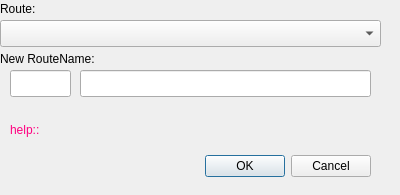
First picture: the form in mapper_app/ui/modifyroutedialog.ui, repository allenck/mapper, before the edit.
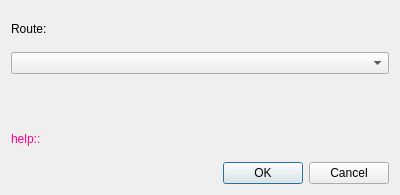
Second picture: the form after the edit. Custom widgets are drawn as their Qt base class.

The edit to the form file:
```diff
--- a/mapper_app/ui/modifyroutedialog.ui
+++ b/mapper_app/ui/modifyroutedialog.ui
@@ -16,96 +16,22 @@
   <property name="toolTip">
    <string>&lt;html&gt;&lt;head/&gt;&lt;body&gt;&lt;p&gt;Use this dialog to modify a route's properties that apply to all the route segments.&lt;/p&gt;&lt;/body&gt;&lt;/html&gt;</string>
   </property>
-  <widget class="QDialogButtonBox" name="buttonBox">
-   <property name="geometry">
-    <rect>
-     <x>190</x>
-     <y>150</y>
-     <width>181</width>
-     <height>32</height>
-    </rect>
-   </property>
-   <property name="orientation">
-    <enum>Qt::Horizontal</enum>
-   </property>
-   <property name="standardButtons">
-    <set>QDialogButtonBox::Cancel|QDialogButtonBox::Ok</set>
-   </property>
-  </widget>
+  <layout class="QVBoxLayout" name="verticalLayout">
+   <item>
   <widget class="QLabel" name="label">
-   <property name="geometry">
-    <rect>
-     <x>0</x>
-     <y>0</y>
-     <width>67</width>
-     <height>17</height>
-    </rect>
-   </property>
    <property name="text">
     <string>Route:</string>
    </property>
   </widget>
-  <widget class="QComboBox" name="cbRoutes">
-   <property name="geometry">
-    <rect>
-     <x>0</x>
-     <y>20</y>
-     <width>381</width>
-     <height>27</height>
-    </rect>
-   </property>
-  </widget>
-  <widget class="QLabel" name="label_2">
-   <property name="geometry">
-    <rect>
-     <x>0</x>
-     <y>50</y>
-     <width>131</width>
-     <height>17</height>
-    </rect>
-   </property>
-   <property name="text">
-    <string>New RouteName:</string>
-   </property>
-  </widget>
-  <widget class="QLineEdit" name="txtNewRouteNbr">
-   <property name="geometry">
-    <rect>
-     <x>10</x>
-     <y>70</y>
-     <width>61</width>
-     <height>27</height>
-    </rect>
-   </property>
-   <property name="toolTip">
-    <string>&lt;html&gt;&lt;head/&gt;&lt;body&gt;&lt;p&gt;Enter an existing route number, e.g. '20' or 'M1'. Enter a range, eg. '200,299' to create a new numeric number in that range.&lt;/p&gt;&lt;/body&gt;&lt;/html&gt;</string>
-   </property>
-   <property name="maxLength">
-    <number>8</number>
-   </property>
-  </widget>
-  <widget class="QLineEdit" name="txtNewRouteName">
-   <property name="geometry">
-    <rect>
-     <x>80</x>
-     <y>70</y>
-     <width>291</width>
-     <height>27</height>
-    </rect>
-   </property>
-   <property name="maxLength">
-    <number>100</number>
-   </property>
-  </widget>
+   </item>
+   <item>
+    <widget class="QComboBox" name="cbRoutes"/>
+   </item>
+   <item>
+    <widget class="RouteNameWidget" name="rnw" native="true"/>
+   </item>
+   <item>
   <widget class="QLabel" name="lblHelp">
-   <property name="geometry">
-    <rect>
-     <x>10</x>
-     <y>120</y>
-     <width>351</width>
-     <height>20</height>
-    </rect>
-   </property>
    <property name="palette">
     <palette>
      <active>
@@ -147,7 +73,27 @@
     <string>help::</string>
    </property>
   </widget>
- </widget>
+   </item>
+   <item>
+    <widget class="QDialogButtonBox" name="buttonBox">
+     <property name="orientation">
+      <enum>Qt::Horizontal</enum>
+     </property>
+     <property name="standardButtons">
+      <set>QDialogButtonBox::Cancel|QDialogButtonBox::Ok</set>
+     </property>
+    </widget>
+   </item>
+  </layout>
+ </widget>
+ <customwidgets>
+  <customwidget>
+   <class>RouteNameWidget</class>
+   <extends>QWidget</extends>
+   <header>routenamewidget.h</header>
+   <container>1</container>
+  </customwidget>
+ </customwidgets>
  <resources/>
  <connections>
   <connection>
```
Lines whose indentation alone changed are shown as unchanged.
